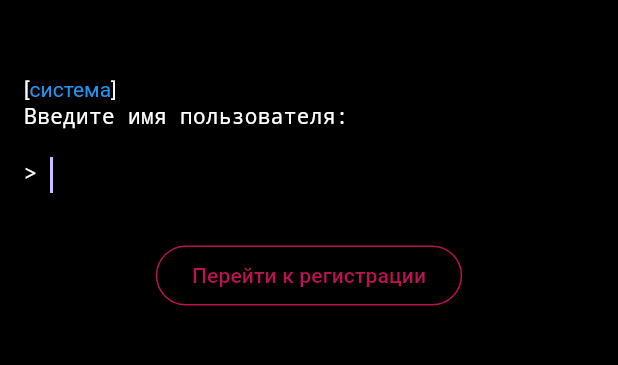
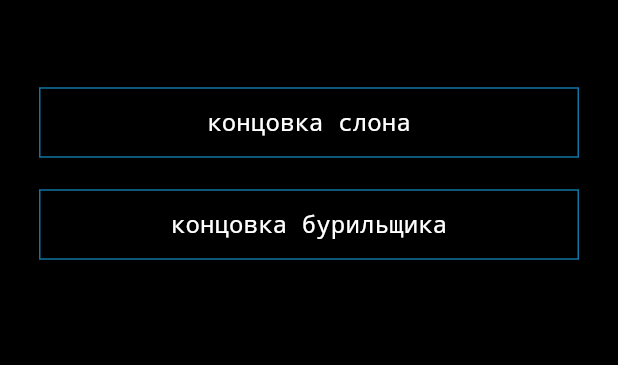
Before and after one commit to 48-iq/digital-wind, a Flutter app: the screen it shows after launch, on a phone screen of 412 x 824 dp, the part 113-478 px from its top. Run offline on Flutter 3.47's test engine with Material 3 defaults, Android fonts, the light colour scheme and no system bars; accounts and stored records are empty.

Commit message:
add endings page

```diff
--- a/lib/features/core/constants/app_constants.dart
+++ b/lib/features/core/constants/app_constants.dart
@@ -4,6 +4,8 @@ class ApiConstants {
   static const String loginEndpoint = '/auth/login';
   static const String registerEndpoint = '/auth/register';
   static const String logoutEndpoint = '/auth/logout';
+
+  static const String endingsEndpoint = '/user/endings'; // нужно куда-то еще Id пользователя вставить
 
   static const Duration connectTimeout = Duration(seconds: 5);
   static const Duration receiveTimeout = Duration(seconds: 5);
--- /dev/null
+++ b/lib/features/endings/data/entities/all_ending_request.dart
@@ -0,0 +1,9 @@
+class AllEndingRequest{
+  final String id;
+
+  AllEndingRequest(this.id);
+
+  Map<String, dynamic> toJson() => {
+      "id": id
+  };
+}
--- /dev/null
+++ b/lib/features/endings/data/entities/all_ending_response.dart
@@ -0,0 +1,13 @@
+class AllEndingResponse{
+  final List<String> endings;
+
+  AllEndingResponse({
+    required this.endings
+  });
+
+  factory AllEndingResponse.fromJson(Map<String, dynamic> json){
+    return AllEndingResponse(
+      endings: json["endings"],
+    );
+  }
+}
--- /dev/null
+++ b/lib/features/endings/presentation/components/custom_text.dart
@@ -0,0 +1,38 @@
+import 'package:flutter/material.dart';
+
+class CustomText extends StatelessWidget {
+  final String text;
+  final Color borderColor;
+
+  const CustomText({
+    super.key,
+    required this.text,
+    required this.borderColor,
+  });
+
+  @override
+  Widget build(BuildContext context) {
+    return SizedBox(
+      width: double.infinity,
+      child: OutlinedButton(
+        onPressed: null,
+        style: OutlinedButton.styleFrom(
+          side: BorderSide(color: borderColor, width: 1), // Thinner border
+          padding: const EdgeInsets.symmetric(vertical: 12), // Adjust padding if needed
+          shape: const RoundedRectangleBorder(
+            borderRadius: BorderRadius.zero,
+          ),
+        ),
+        child: Text(
+          text,
+          style: TextStyle(
+            color: Colors.white,
+            fontSize: 16,
+            fontFamily: 'Courier',
+            fontWeight: FontWeight.w300,
+          ),
+        ),
+      ),
+    );
+  }
+}
--- /dev/null
+++ b/lib/features/endings/presentation/pages/all_endings_page.dart
@@ -0,0 +1,34 @@
+import 'package:flutter/material.dart';
+
+import '../../../core/widgets/app_header.dart';
+import '../widgets/endings_wIdget.dart';
+
+class AllEndingsPage extends StatelessWidget {
+  final List<String> endings;
+
+  const AllEndingsPage({super.key, required this.endings});
+
+  @override
+  Widget build(BuildContext context) {
+    return MaterialApp(
+        home: Scaffold(
+          backgroundColor: Colors.black,
+          body: Padding(
+            padding: const EdgeInsets.all(16.0),
+            child: Column(
+              crossAxisAlignment: CrossAxisAlignment.stretch,
+              children: [
+                const AppHeader(title: '[ NEO HISTORY ]'),
+                const SizedBox(height: 32),
+                Expanded(
+                  child: SingleChildScrollView(
+                    child: EndingsWidget(endings: endings,),
+                  ),
+                ),
+              ],
+            ),
+          ),
+        )
+    );
+  }
+}
--- /dev/null
+++ b/lib/features/endings/presentation/widgets/endings_wIdget.dart
@@ -0,0 +1,24 @@
+import 'package:digital_wind/features/endings/presentation/components/custom_text.dart';
+import 'package:flutter/material.dart';
+import 'package:flutter/widgets.dart';
+
+class EndingsWidget extends StatelessWidget{
+  final List<String> endings;
+
+  const EndingsWidget({super.key, required this.endings});
+
+  @override
+  Widget build(BuildContext context) {
+    return ListView.builder(
+        scrollDirection: Axis.vertical,
+        shrinkWrap: true,
+        itemCount: endings.length,
+        itemBuilder: (context, index){
+          return Padding(
+              padding: const EdgeInsets.all(10),
+              child:  CustomText(text: endings[index], borderColor: Color(0XFF1074A5))
+          );
+        },
+    );
+  }
+}
--- a/lib/main.dart
+++ b/lib/main.dart
@@ -1,3 +1,4 @@
+import 'package:digital_wind/features/endings/presentation/pages/all_endings_page.dart';
 import 'package:flutter/material.dart';
 import 'package:provider/provider.dart';
 import 'features/auth/data/store/auth_store.dart';
@@ -13,6 +14,8 @@ class MyApp extends StatelessWidget {
 
   @override
   Widget build(BuildContext context) {
+    List<String> test = ["концовка слона", 'концовка бурильщика'];
+    return Center( child:  AllEndingsPage(endings:  test));
     return ChangeNotifierProvider(
       create: (context) => AuthStore(),
       child: MaterialApp(
```
